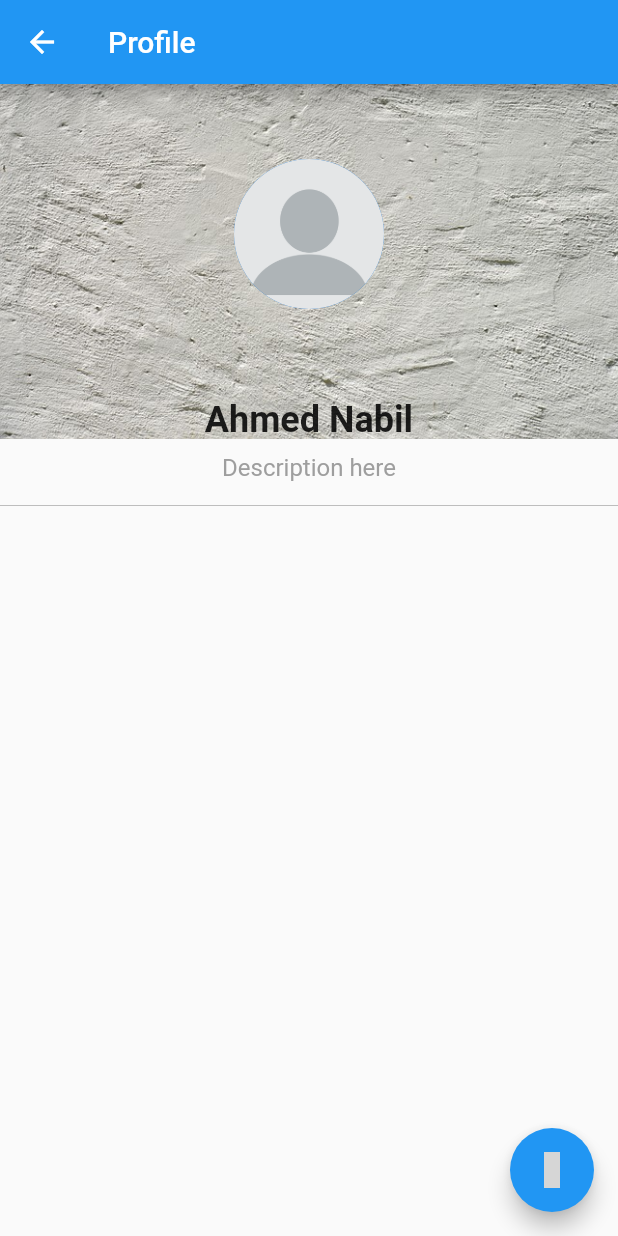
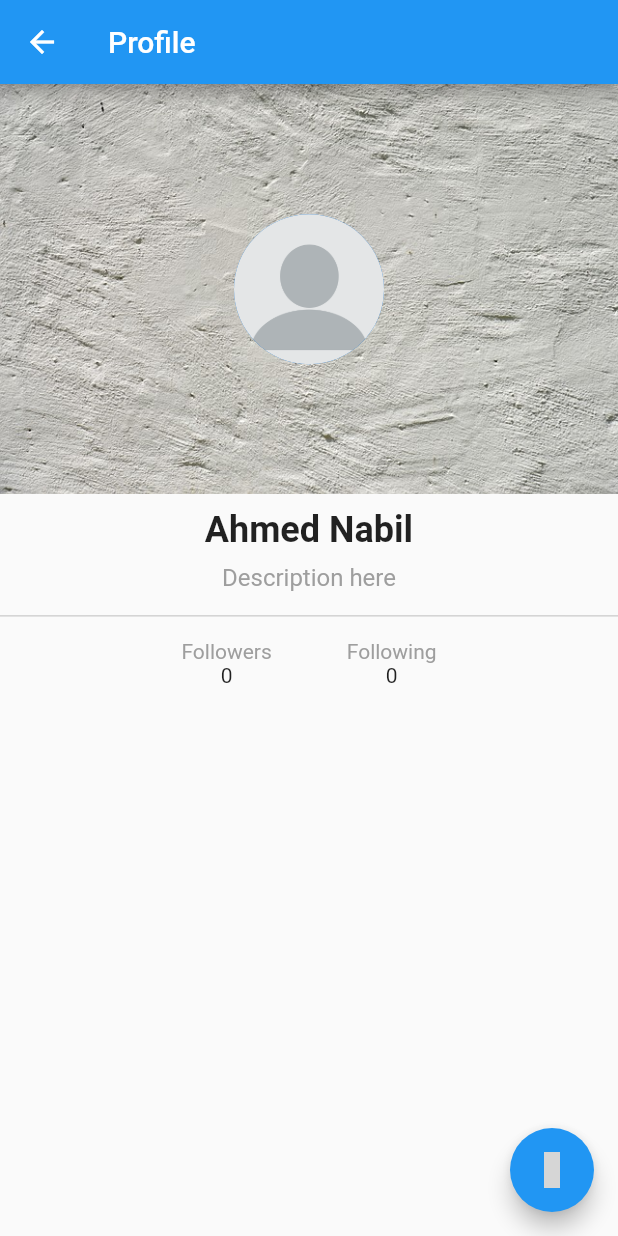
Before and after one commit to EidarousDev/glitcher, a Flutter app: the ProfileScreen screen opened directly, on a phone screen of 412 x 824 dp. Run offline on Flutter 3.47's test engine with Material 2 defaults, Android fonts, the phone set to English and light mode, and no system bars; our stand-ins replace cloud_firestore, firebase_auth, firebase_storage, flutter_icons, font_awesome_flutter, image_picker and 4 more; accounts and stored records are empty; project files that could hold a hidden picture were left out; grey boxes are pictures that could not be loaded.

Commit message:
Now Profile image and cover can be full screened.

```diff
--- a/lib/screens/profile_screen.dart
+++ b/lib/screens/profile_screen.dart
@@ -1,6 +1,7 @@
 import 'package:firebase_auth/firebase_auth.dart';
 import 'package:flutter/material.dart';
 import 'package:firebase_storage/firebase_storage.dart';
+import 'package:glitcher/screens/fullscreen_overaly.dart';
 import 'package:image_picker/image_picker.dart';
 import 'package:path/path.dart' as p;
 import 'package:flutter_icons/flutter_icons.dart';
@@ -35,6 +36,11 @@ class _ProfileScreenState extends State<ProfileScreen> {
   FirebaseUser currentUser;
 
   var userData;
+
+  int _followers = 0;
+
+  int _following = 0;
+
   _ProfileScreenState({this.currentUser});
 
   Future chooseImage(int whichImage) async {
@@ -69,6 +75,8 @@ class _ProfileScreenState extends State<ProfileScreen> {
         _descText = onValue.data['description'];
         _profileImageUrl = onValue.data['profile_url'];
         _coverImageUrl = onValue.data['cover_url'];
+        _followers = onValue.data['followers'];
+        _following = onValue.data['following'];
 
         _profileImageFile = null;
         _coverImageFile = null;
@@ -88,9 +96,7 @@ class _ProfileScreenState extends State<ProfileScreen> {
     await uploadTask.onComplete;
     print('File Uploaded');
     storageReference.getDownloadURL().then((fileURL) {
-
       if (parentFolder == 'profile_img') {
-
         setState(() {
           _profileImageUrl = fileURL;
         });
@@ -100,10 +106,8 @@ class _ProfileScreenState extends State<ProfileScreen> {
             .document(currentUser.uid)
             .updateData({'profile_url': _profileImageUrl});
       } else if (parentFolder == 'cover_img') {
-
         setState(() {
           _coverImageUrl = fileURL;
-
         });
 
         _firestore
@@ -194,59 +198,51 @@ class _ProfileScreenState extends State<ProfileScreen> {
     return Stack(
       alignment: Alignment(0, 0),
       children: <Widget>[
-        _coverImageUrl == null
-            ? _coverImageFile == null
-                ? Container(
-                    width: MediaQuery.of(context).size.width,
-                    height: _coverHeight,
-                    child: GestureDetector(
+        GestureDetector(
           onTap: _screenState == ScreenState.to_save
               ? () {
                   chooseImage(1);
                 }
-                          : () {},
-                      child: FittedBox(
+              : () {
+                  if (_coverImageUrl != null) {
+                    showDialog(
+                        barrierDismissible: true,
+                        context: context,
+                        builder: (_) =>
+                            FullScreenOverlay(url: _coverImageUrl, type: 1));
+                  } else if (_coverImageFile != null) {
+                    showDialog(
+                        context: context,
+                        builder: (_) =>
+                            FullScreenOverlay(url: _coverImageFile, type: 2));
+                  } else {
+                    showDialog(
+                        context: context,
+                        builder: (_) => FullScreenOverlay(
+                            url: 'images/default_cover.jpg', type: 3));
+                  }
+                },
+          child: _coverImageUrl == null
+              ? _coverImageFile == null
+                  ? FittedBox(
                       fit: BoxFit.cover,
                       child: Image(
                         width: MediaQuery.of(context).size.width,
                         image: AssetImage('images/default_cover.jpg'),
                       ),
-                      ),
-                    ),
                     )
-                : Container(
-                    width: MediaQuery.of(context).size.width,
-                    height: _coverHeight,
-                    child: GestureDetector(
-                      onTap: _screenState == ScreenState.to_save
-                          ? () {
-                              chooseImage(1);
-                            }
-                          : () {},
-                      child: FittedBox(
+                  : FittedBox(
                       fit: BoxFit.cover,
                       child: Image(
                         width: MediaQuery.of(context).size.width,
                         image: FileImage(_coverImageFile),
                       ),
-                      ),
-                    ),
                     )
-            : Container(
-                width: MediaQuery.of(context).size.width,
-                height: _coverHeight,
-                child: GestureDetector(
-                  onTap: _screenState == ScreenState.to_save
-                      ? () {
-                          chooseImage(1);
-                        }
-                      : () {},
-                  child: FittedBox(
+              : FittedBox(
                   fit: BoxFit.cover,
                   child: Image(
                     width: MediaQuery.of(context).size.width,
                     image: NetworkImage(_coverImageUrl),
-                    ),
                   ),
                 ),
         ),
@@ -255,7 +251,24 @@ class _ProfileScreenState extends State<ProfileScreen> {
                 ? () {
                     chooseImage(2);
                   }
-                : () {},
+                : () {
+                    if (_coverImageUrl != null) {
+                      showDialog(
+                          context: context,
+                          builder: (_) => FullScreenOverlay(
+                              url: _profileImageUrl, type: 1));
+                    } else if (_coverImageFile != null) {
+                      showDialog(
+                          context: context,
+                          builder: (_) => FullScreenOverlay(
+                              url: _profileImageFile, type: 2));
+                    } else {
+                      showDialog(
+                          context: context,
+                          builder: (_) => FullScreenOverlay(
+                              url: 'images/default_profile.png', type: 3));
+                    }
+                  },
             child: _profileImageUrl == null
                 ? _profileImageFile == null
                     ? profileOverlay(
@@ -278,6 +291,15 @@ class _ProfileScreenState extends State<ProfileScreen> {
                     ),
                     100))
       ],
+    );
+  }
+
+  void moveToFullscreenOverlay(String url) {
+    Navigator.of(context).push<String>(
+      new MaterialPageRoute(
+        settings: RouteSettings(name: '/fullscreen_overlay'),
+        builder: (context) => FullScreenOverlay(url: url),
+      ),
     );
   }
 
@@ -332,6 +354,36 @@ class _ProfileScreenState extends State<ProfileScreen> {
           Divider(
             color: Colors.grey.shade400,
           ),
+          SizedBox(
+            height: 8,
+          ),
+          Row(
+            crossAxisAlignment: CrossAxisAlignment.center,
+            mainAxisAlignment: MainAxisAlignment.center,
+            children: <Widget>[
+              Column(
+                children: <Widget>[
+                  Text(
+                    'Followers',
+                    style: TextStyle(color: Colors.grey),
+                  ),
+                  Text(_followers.toString())
+                ],
+              ),
+              SizedBox(
+                width: 50,
+              ),
+              Column(
+                children: <Widget>[
+                  Text(
+                    'Following',
+                    style: TextStyle(color: Colors.grey, fontSize: 14),
+                  ),
+                  Text(_following.toString())
+                ],
+              ),
+            ],
+          )
         ],
       ),
     );
```
Also changed, not shown: lib/screens/fullscreen_overaly.dart (added, +40 -0 lines). Lines whose indentation alone changed are shown as unchanged.
